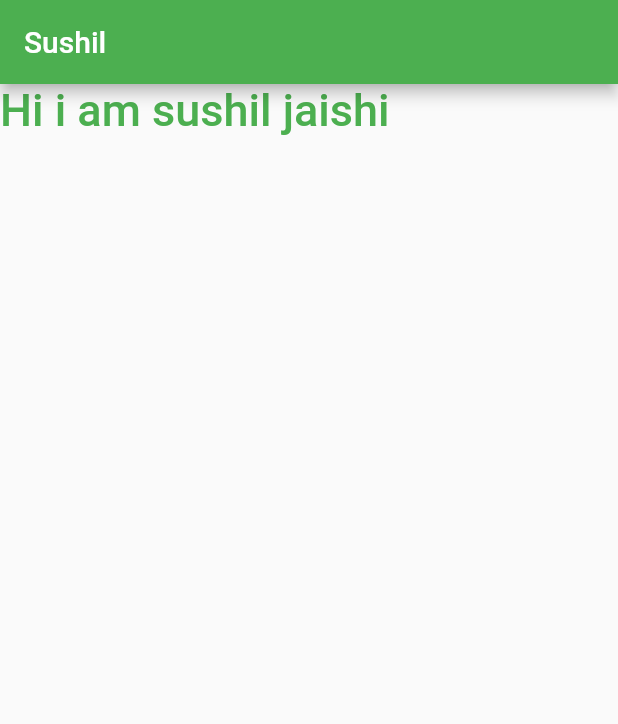
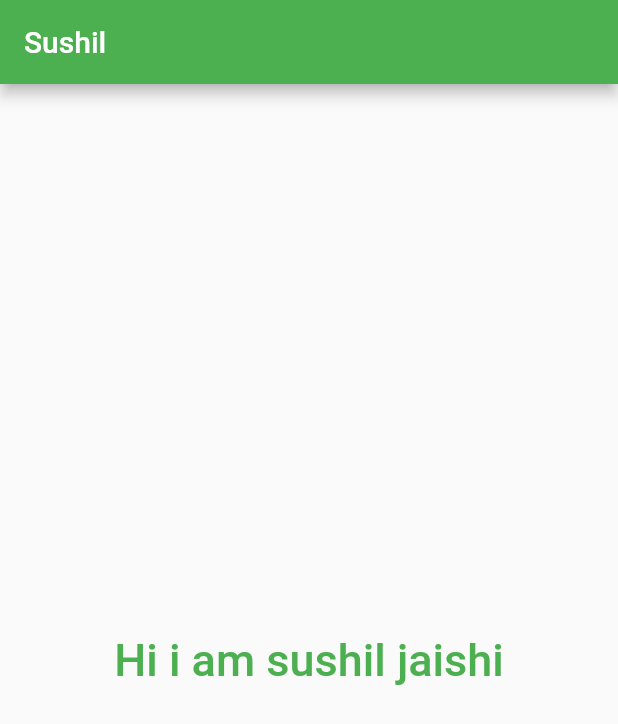
Before and after one commit to Sushil-jaishi/FlutterApp, a Flutter app: the screen it shows after launch, on a phone screen of 412 x 824 dp. Shown: the top 724 px of the screen. Run offline on Flutter 3.47's test engine with Material 2 defaults, Android fonts, the phone set to English and light mode, and no system bars.

Commit message:
Center widget

```diff
--- a/lib/main.dart
+++ b/lib/main.dart
@@ -20,7 +20,9 @@ class HomePageScreen extends StatelessWidget{
         appBar: AppBar(
           title: Text('Sushil'),
         ),
-        body:Text('Hi i am sushil jaishi',style: TextStyle( fontSize: 30,color: Colors.green,fontWeight: FontWeight.w500),)
+        body:Center(
+            child: Text('Hi i am sushil jaishi',style: TextStyle( fontSize: 30,color: Colors.green,fontWeight: FontWeight.w500),)
+        )
     );
   }
 
```
